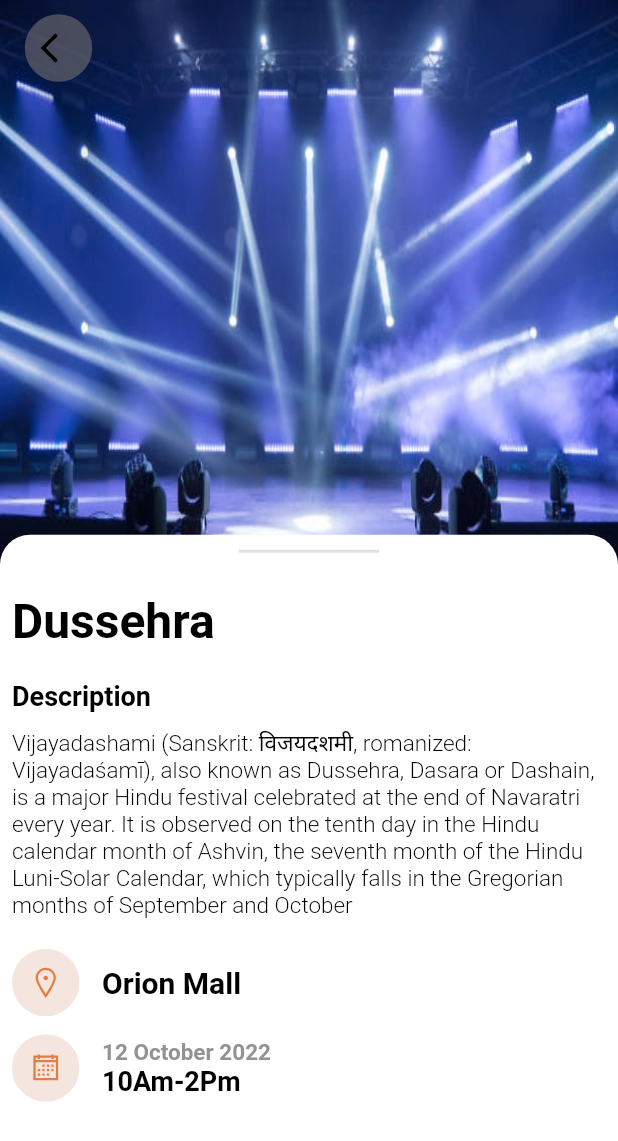
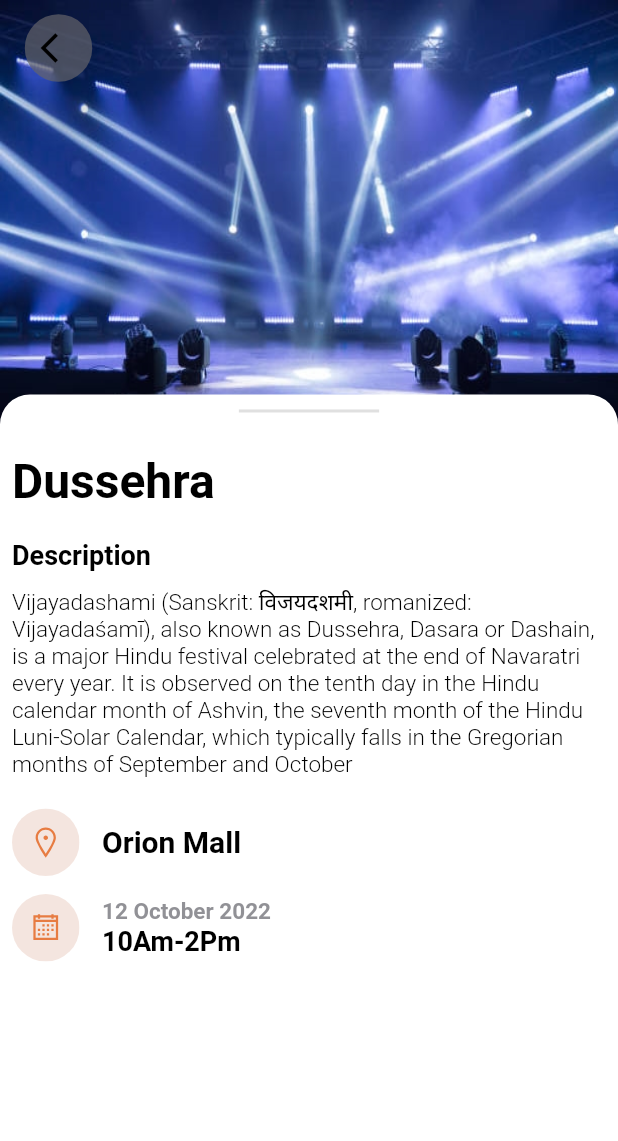
Before and after one commit to FINSEM/finsem_client, a Flutter app: the screen it shows after launch, after a tap on "Dussehra", on a phone screen of 412 x 824 dp. Shown: the top 1141 px of the screen. Run offline on Flutter 3.47's test engine with Material 2 defaults, Android fonts, the phone set to English and light mode, and no system bars; our stand-ins replace carousel_slider, cloud_firestore, firebase_auth, firebase_core, flutter_screenutil, flutter_svg and 5 more; missing offline and left inert: firebase_app_check; accounts and stored records are empty.

```diff
--- a/lib/ui/screens/home_screen/event_view.dart
+++ b/lib/ui/screens/home_screen/event_view.dart
@@ -17,7 +17,7 @@ class EventView extends StatelessWidget {
         children: [
           SizedBox(
             width: 360.w,
-            height: 350.h,
+            height: 250.h,
             child: ClipRRect(
                 //borderRadius: BorderRadius.circular(20),
                 child: FittedBox(
@@ -58,7 +58,7 @@ class EventView extends StatelessWidget {
             children: [
               Container(
                 padding: EdgeInsets.fromLTRB(8, 3, 8, 8),
-                height: 400.h,
+                height: 480.h,
                 width: 360.w,
                 decoration: const BoxDecoration(
                     color: Color(0xFFffffff),
@@ -154,7 +154,7 @@ class EventView extends StatelessWidget {
                               child: InkWell(
                                 //splashColor: Colors.red, // Splash color
                                 onTap: () {},
-                                child: SizedBox(
+                                child: const SizedBox(
                                     width: 45,
                                     height: 45,
                                     child: Icon(
--- a/lib/ui/screens/home_screen/home_screen.dart
+++ b/lib/ui/screens/home_screen/home_screen.dart
@@ -4,6 +4,7 @@ import 'package:finsem_client/utils/colours.dart';
 import 'package:flutter/material.dart';
 import 'package:flutter_screenutil/flutter_screenutil.dart';
 import 'package:line_icons/line_icons.dart';
+import 'package:carousel_slider/carousel_slider.dart';
 
 class HomeScreen extends StatefulWidget {
   //HomeScreen({required this.event})
@@ -35,6 +36,7 @@ class _HomeScreenState extends State<HomeScreen> {
             ),
             Container(
               padding: const EdgeInsets.all(10),
+              child: SingleChildScrollView(
                 child: Column(
                   mainAxisAlignment: MainAxisAlignment.start,
                   children: [
@@ -95,12 +97,36 @@ class _HomeScreenState extends State<HomeScreen> {
                         child: const Center(
                           child: Text(
                             "Pending Payment",
-                          style:
-                              TextStyle(color: Color(0xffffffff), fontSize: 22),
+                            style: TextStyle(
+                                color: Color(0xffffffff), fontSize: 22),
                           ),
                         )),
                     const SizedBox(
-                    height: 30,
+                      height: 20,
+                    ),
+                    Container(
+                        child: CarouselSlider.builder(
+                      itemCount: 1,
+                      options: CarouselOptions(
+                        autoPlayInterval: Duration(seconds: 3),
+                        autoPlayAnimationDuration: Duration(milliseconds: 800),
+                        autoPlayCurve: Curves.fastOutSlowIn,
+                        enableInfiniteScroll: false,
+                        aspectRatio: 16 / 6,
+                        enlargeCenterPage: true,
+                        autoPlay: true,
+                      ),
+                      itemBuilder: (ctx, index, realIdx) {
+                        return Container(
+                          height: 200.h,
+                          width: 300.w,
+                          color: Colors.grey.withOpacity(0.6),
+                          child: Text(index.toString()),
+                        );
+                      },
+                    )),
+                    const SizedBox(
+                      height: 15,
                     ),
 
                     ///Event List View
@@ -227,6 +253,7 @@ class _HomeScreenState extends State<HomeScreen> {
                     )
                   ],
                 ),
+              ),
             )
           ],
         ));
--- a/pubspec.yaml
+++ b/pubspec.yaml
@@ -25,6 +25,7 @@ dependencies:
   firebase_app_check: ^0.0.6+7
   google_nav_bar: ^5.0.6
   line_icons: ^2.0.1
+  carousel_slider: ^4.0.0
 
 dev_dependencies:
   flutter_test:
```
Also changed, not shown: pubspec.lock. Lines whose indentation alone changed are shown as unchanged.
